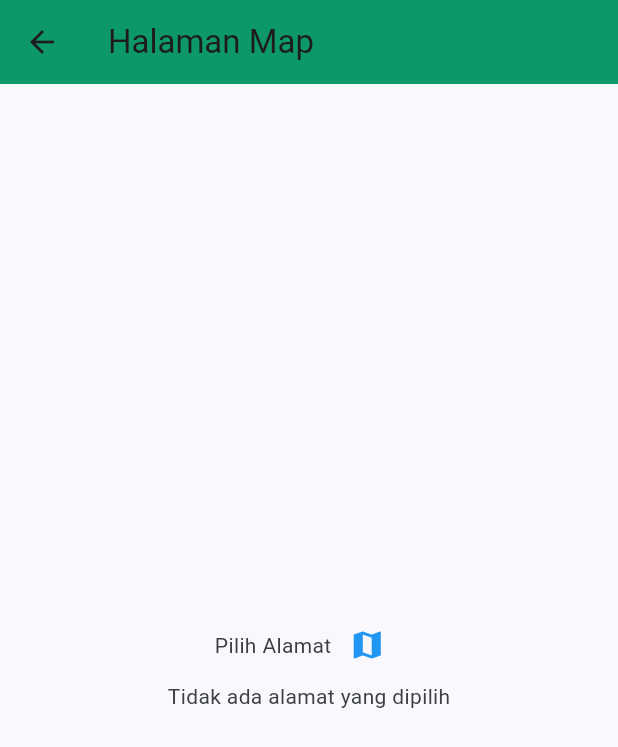
After one commit to DaffaPutra7/PlantApp_0133, a Flutter app: the screen it shows after launch, item 2 of the bottom bar chosen, on a phone screen of 412 x 824 dp. The commit adds this screen. Shown: the top 747 px of the screen. Run offline on Flutter 3.47's test engine with Material 3 defaults, Android fonts, the phone set to English and light mode, and no system bars; our stand-ins replace camera, flutter_svg, geocoding, geolocator, google_maps_flutter, image_picker and 1 more.

Commit message:
menambah file baru dan membuat navigasi

```diff
--- a/lib/screens/camera/home_page.dart
+++ b/lib/screens/camera/home_page.dart
@@ -53,7 +53,7 @@ class _FullPageState extends State<FullPage> {
   @override
   Widget build(BuildContext context) {
     return Scaffold(
-      appBar: AppBar(title: const Text('Beranda')),
+      appBar: AppBar(title: const Text('Halaman Kamera')),
       body: SafeArea(
         child: SingleChildScrollView(
           child: Column(
--- /dev/null
+++ b/lib/screens/map/home_page.dart
@@ -0,0 +1,57 @@
+import 'package:flutter/material.dart';
+import 'package:plantapp_133/screens/map/map_page.dart';
+
+class HomePage extends StatefulWidget {
+  const HomePage({super.key});
+
+  @override
+  State<HomePage> createState() => _HomePageState();
+}
+
+class _HomePageState extends State<HomePage> {
+  String? alamatDipilih;
+
+  @override
+  Widget build(BuildContext context) {
+    return Scaffold(
+      appBar: AppBar(
+        title: const Text("Halaman Map")
+      ),
+      body: SafeArea(
+        child: Center(
+          child: Column(
+            mainAxisAlignment: MainAxisAlignment.center,
+            children: [
+              Row(
+                mainAxisAlignment: MainAxisAlignment.center,
+                children: [
+                  const Text('Pilih Alamat'),
+                  IconButton(
+                    icon: const Icon(Icons.map, color: Colors.blue),
+                    onPressed: () async {
+                      final result = await Navigator.push(
+                        context,
+                        MaterialPageRoute(
+                          builder: (context) => const MapPage(),
+                        ),
+                      );
+                      if (result != null) {
+                        setState(() {
+                          alamatDipilih = result;
+                        });
+                      }
+                    },
+                  )
+                ],
+              ),
+
+              alamatDipilih == null
+                  ? const Text('Tidak ada alamat yang dipilih')
+                  : Text(alamatDipilih!)
+            ],
+          ),
+        )
+      ),
+    );
+  }
+}
```
Also changed, not shown: lib/components/my_bottom_navbar.dart (+7 -1 lines).
